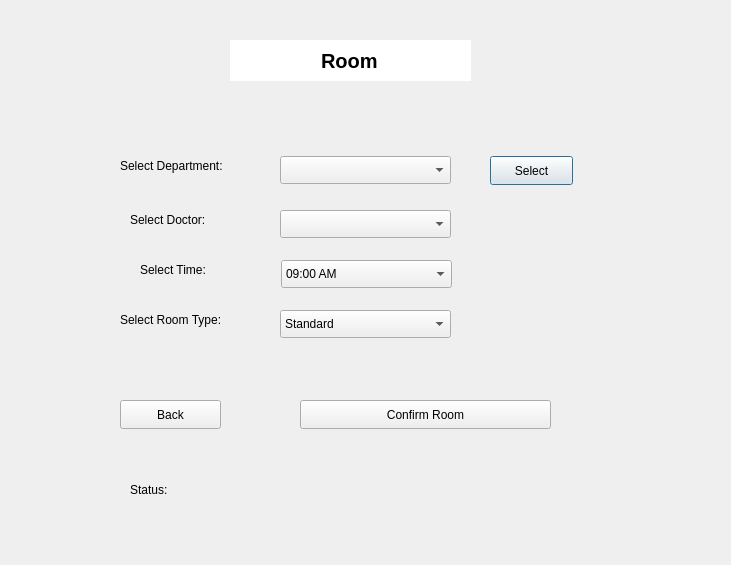
First picture: the form in bookroomwindow.ui, repository KirolousFouty/Hospital_Project, before the edit.
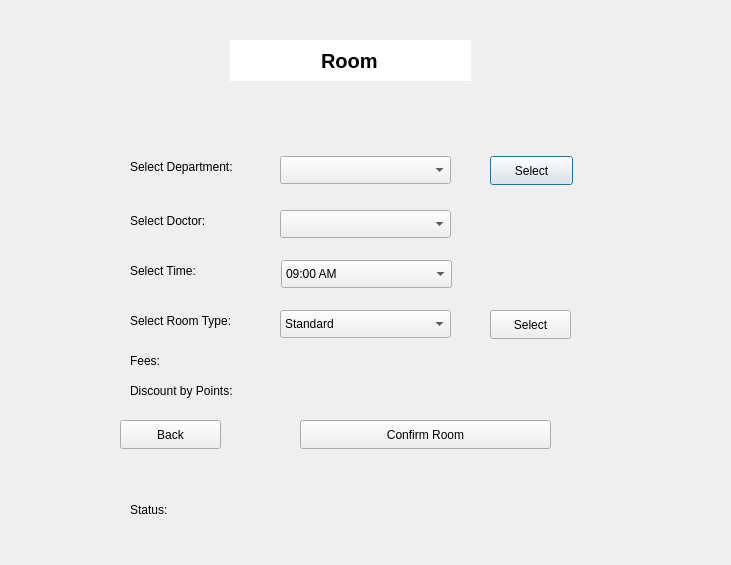
Second picture: the form after the edit.

Patch:
```diff
--- a/bookroomwindow.ui
+++ b/bookroomwindow.ui
@@ -78,8 +78,8 @@
    <property name="geometry">
     <rect>
      <x>130</x>
-     <y>210</y>
-     <width>111</width>
+     <y>211</y>
+     <width>141</width>
      <height>20</height>
     </rect>
    </property>
@@ -91,7 +91,7 @@
    <property name="geometry">
     <rect>
      <x>300</x>
-     <y>400</y>
+     <y>420</y>
      <width>251</width>
      <height>29</height>
     </rect>
@@ -103,8 +103,8 @@
   <widget class="QLabel" name="selectDepartmentTitle">
    <property name="geometry">
     <rect>
-     <x>120</x>
-     <y>156</y>
+     <x>130</x>
+     <y>157</y>
      <width>141</width>
      <height>20</height>
     </rect>
@@ -116,9 +116,9 @@
   <widget class="QLabel" name="selectRoomTypeTitle">
    <property name="geometry">
     <rect>
-     <x>120</x>
-     <y>310</y>
-     <width>131</width>
+     <x>130</x>
+     <y>311</y>
+     <width>141</width>
      <height>20</height>
     </rect>
    </property>
@@ -129,9 +129,9 @@
   <widget class="QLabel" name="selectTimeTitle">
    <property name="geometry">
     <rect>
-     <x>140</x>
-     <y>260</y>
-     <width>81</width>
+     <x>130</x>
+     <y>261</y>
+     <width>141</width>
      <height>20</height>
     </rect>
    </property>
@@ -213,7 +213,7 @@
    <property name="geometry">
     <rect>
      <x>130</x>
-     <y>480</y>
+     <y>500</y>
      <width>381</width>
      <height>20</height>
     </rect>
@@ -226,7 +226,7 @@
    <property name="geometry">
     <rect>
      <x>120</x>
-     <y>400</y>
+     <y>420</y>
      <width>101</width>
      <height>29</height>
     </rect>
@@ -235,6 +235,77 @@
     <string>Back</string>
    </property>
   </widget>
+  <widget class="QPushButton" name="selectRoomTypeButton">
+   <property name="geometry">
+    <rect>
+     <x>490</x>
+     <y>310</y>
+     <width>81</width>
+     <height>29</height>
+    </rect>
+   </property>
+   <property name="text">
+    <string>Select</string>
+   </property>
+  </widget>
+  <widget class="QLabel" name="feesTitle">
+   <property name="geometry">
+    <rect>
+     <x>130</x>
+     <y>351</y>
+     <width>141</width>
+     <height>20</height>
+    </rect>
+   </property>
+   <property name="text">
+    <string>Fees:</string>
+   </property>
+  </widget>
+  <widget class="QLabel" name="feesDisplay">
+   <property name="geometry">
+    <rect>
+     <x>280</x>
+     <y>351</y>
+     <width>171</width>
+     <height>20</height>
+    </rect>
+   </property>
+   <property name="text">
+    <string/>
+   </property>
+   <property name="alignment">
+    <set>Qt::AlignCenter</set>
+   </property>
+  </widget>
+  <widget class="QLabel" name="discountTitle">
+   <property name="geometry">
+    <rect>
+     <x>130</x>
+     <y>381</y>
+     <width>131</width>
+     <height>20</height>
+    </rect>
+   </property>
+   <property name="text">
+    <string>Discount by Points:</string>
+   </property>
+  </widget>
+  <widget class="QLabel" name="discountDisplay">
+   <property name="geometry">
+    <rect>
+     <x>290</x>
+     <y>380</y>
+     <width>161</width>
+     <height>20</height>
+    </rect>
+   </property>
+   <property name="text">
+    <string/>
+   </property>
+   <property name="alignment">
+    <set>Qt::AlignCenter</set>
+   </property>
+  </widget>
  </widget>
  <resources/>
  <connections/>
```
